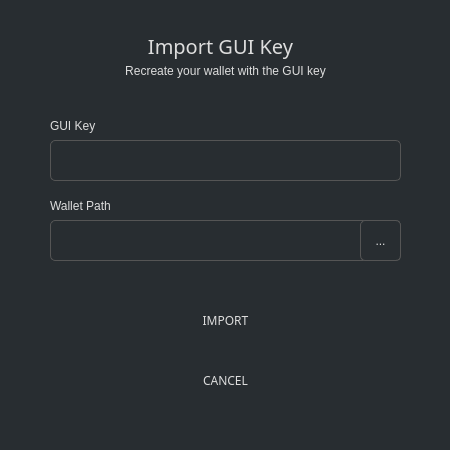
Above: src/gui/ui/importguikeydialog.ui from ConcealNetwork/conceal-desktop before the change. Below: the same form after it.
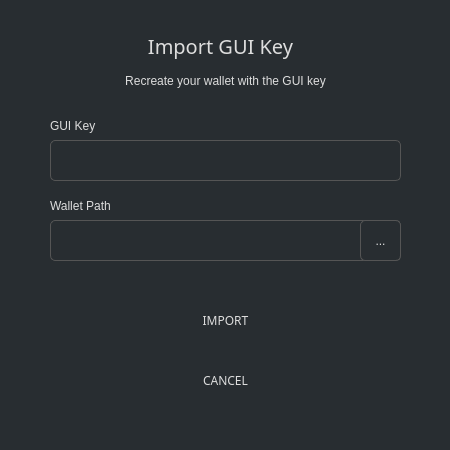
That is the form after the change.

Commit message: Update import dialogs subtitle alignment

What changed in the file:
```diff
--- a/src/gui/ui/importguikeydialog.ui
+++ b/src/gui/ui/importguikeydialog.ui
@@ -233,7 +233,7 @@
         <x>50</x>
         <y>60</y>
         <width>351</width>
-        <height>21</height>
+        <height>41</height>
        </rect>
       </property>
       <property name="font">
@@ -248,6 +248,9 @@
       <property name="alignment">
        <set>Qt::AlignCenter</set>
       </property>
+      <property name="wordWrap">
+       <bool>true</bool>
+      </property>
      </widget>
     </widget>
    </item>
```
The commit also changes 5 other files.
